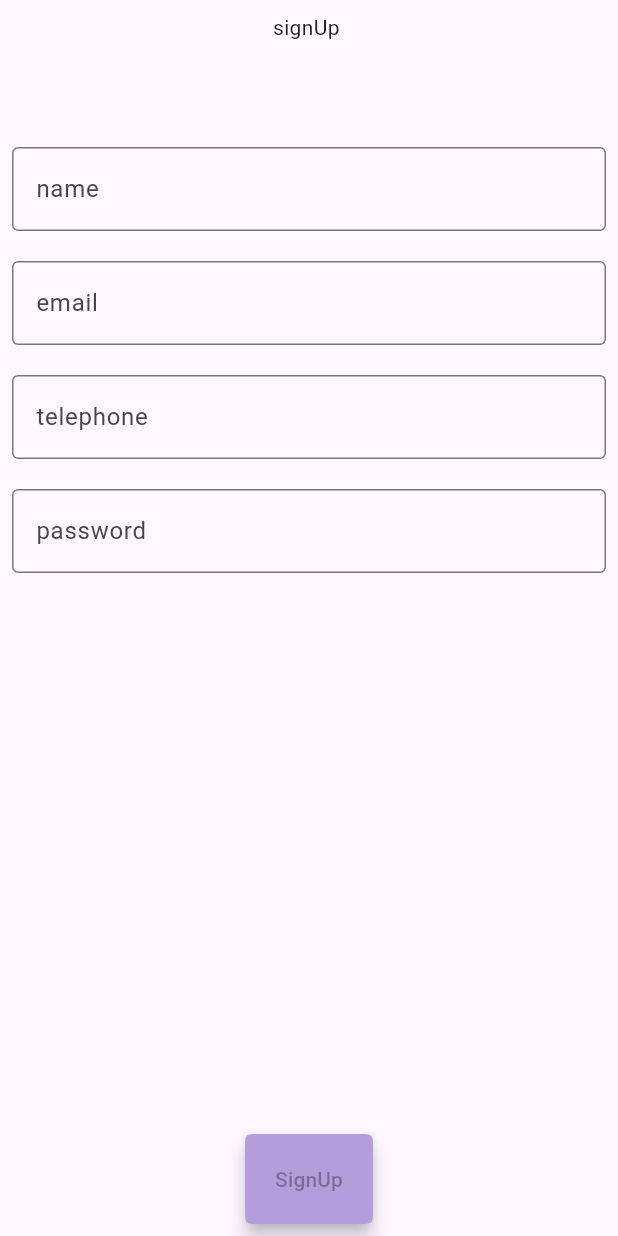
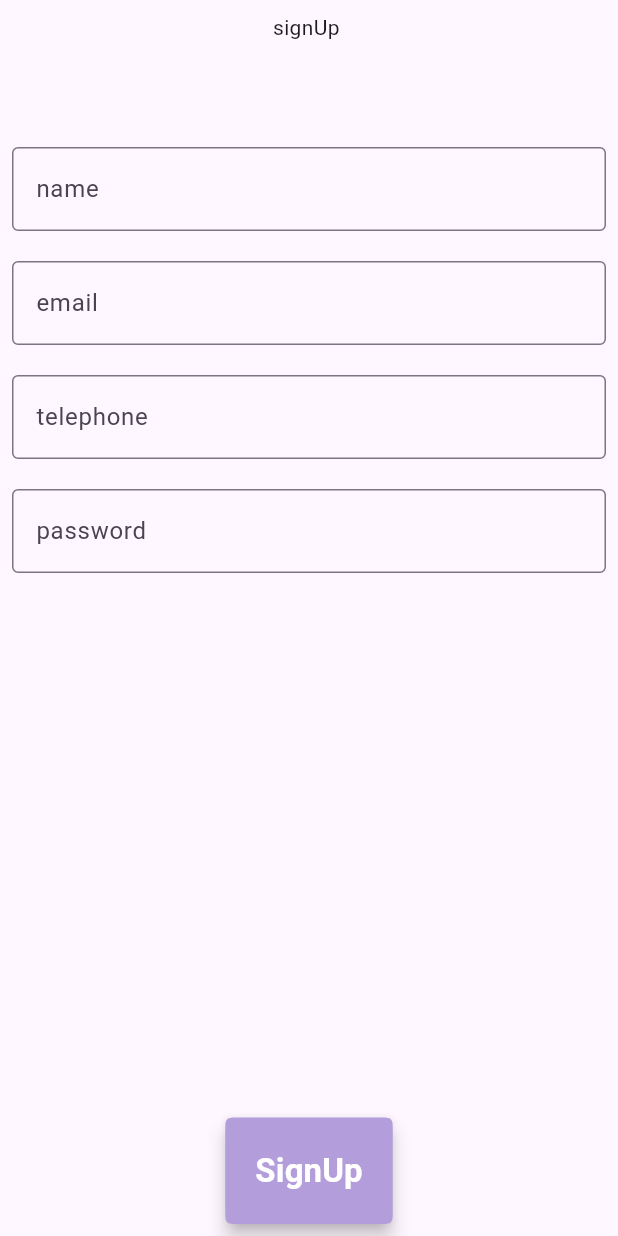
Before and after one commit to RiadHr/form_test, a Flutter app: the screen it shows after launch, on a phone screen of 412 x 824 dp. Run offline on Flutter 3.47's test engine with Material 3 defaults, Android fonts, the phone set to English and light mode, and no system bars.

Commit message:
adding style for signup content

```diff
--- a/lib/utlis/global_Constant.dart
+++ b/lib/utlis/global_Constant.dart
@@ -8,6 +8,10 @@ class GlobalConstant{
   static final inputFormaterPhoneField = [FilteringTextInputFormatter.allow(RegExp(r"[0-9]"))];
   static final inputFormaterEmailField = [FilteringTextInputFormatter.allow(RegExp(r"[a-zA-Z]+|\s"))];
 
+  static const ktextSingupStyle = TextStyle(
+    color: Colors.white,
+    fontSize: 22,
+    fontWeight: FontWeight.w700,);
   static final kbuttonSignupStyle = ButtonStyle(
     shape: MaterialStateProperty.all(ContinuousRectangleBorder(borderRadius: BorderRadius.circular(10))),
       elevation: MaterialStateProperty.all(5),
--- a/lib/widget/custom_signup_button.dart
+++ b/lib/widget/custom_signup_button.dart
@@ -11,7 +11,7 @@ class CustomSignupButton extends StatelessWidget {
     return ElevatedButton(
         onPressed: buttonHandler(),
         style:  GlobalConstant.kbuttonSignupStyle,
-        child: Text(buttonContent),
+        child: Text(buttonContent,style: GlobalConstant.ktextSingupStyle,),
     );
   }
 }
```
